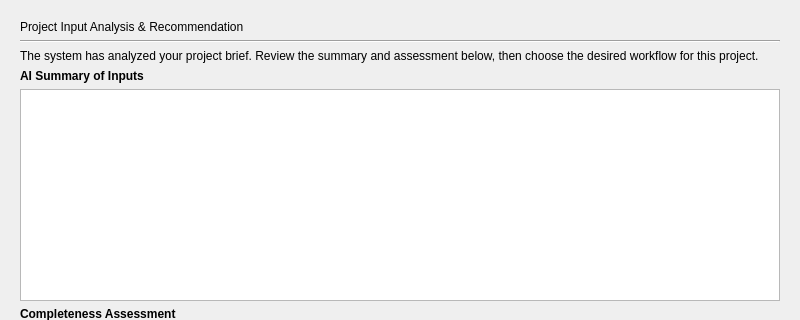
Old version of the form gui/intake_assessment_page.ui in the repository mariolewis/asdf_factory; both pictures show x 0 to 800 and y 0 to 320 of the 800 by 600 pixel window.
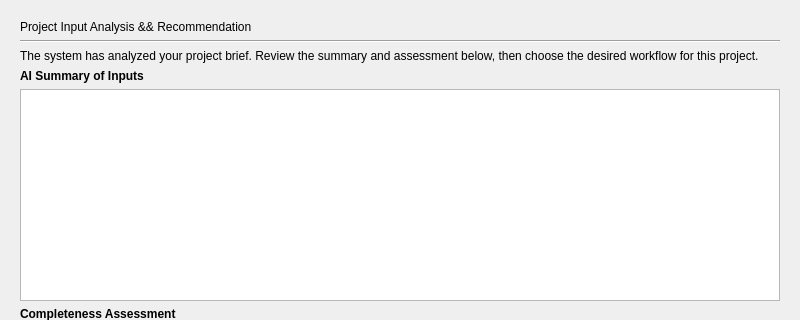
New version of the form.

The edit to the form file:
```diff
--- a/gui/intake_assessment_page.ui
+++ b/gui/intake_assessment_page.ui
@@ -29,7 +29,7 @@
    <item>
     <widget class="QLabel" name="headerLabel">
      <property name="text">
-      <string>Project Input Analysis &amp; Recommendation</string>
+      <string>Project Input Analysis &amp;&amp; Recommendation</string>
      </property>
     </widget>
    </item>
```
